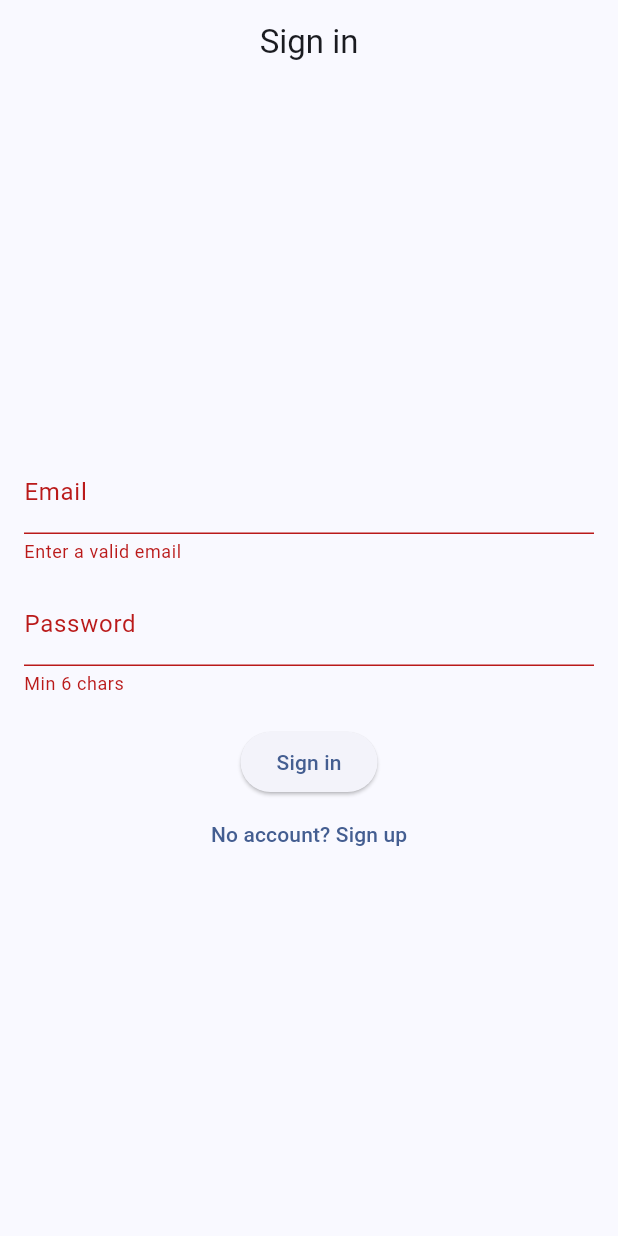
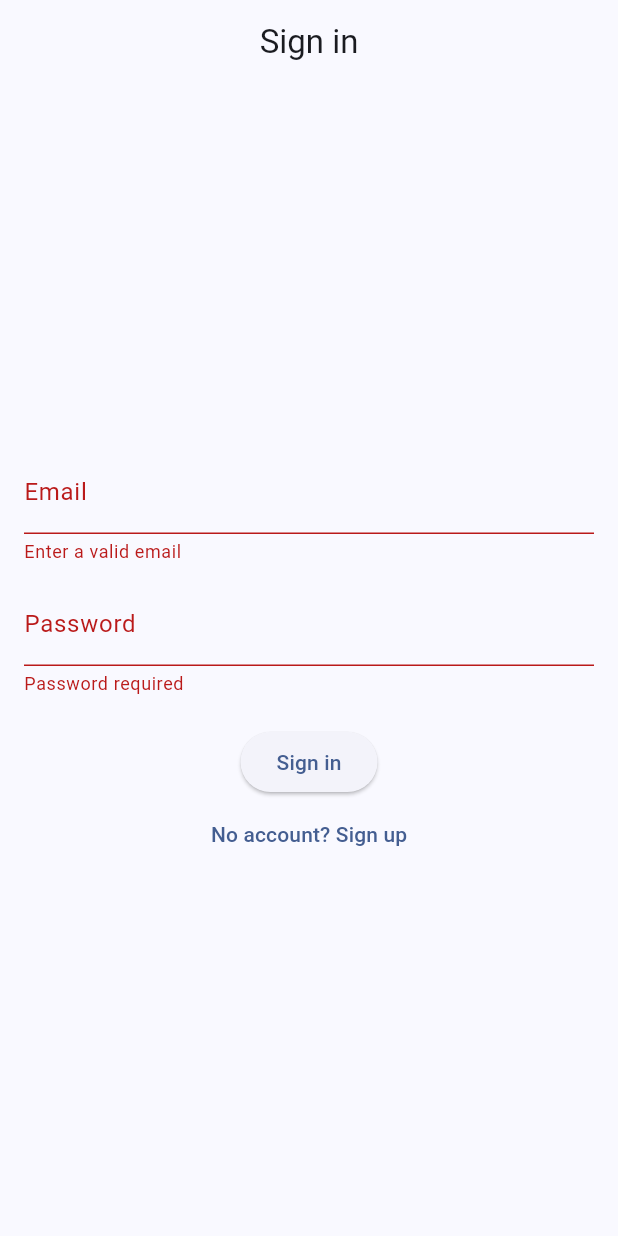
Before and after one commit to Baniy/expense-tracker, a Flutter app: the screen it shows after launch, after a tap on "Sign in", on a phone screen of 412 x 824 dp. Run offline on Flutter 3.47's test engine with Material 3 defaults, Android fonts, the phone set to English and light mode, and no system bars; our stand-ins replace cloud_firestore, connectivity_plus, firebase_auth, firebase_core, fl_chart, flutter_riverpod and 1 more; accounts and stored records are empty.

Commit message:
fix: address critical and high security vulnerabilities from audit
- firestore.rules: add per-collection rules with field-level validation
  (type enum, amount bounds, currency whitelist, note length, required fields)
- login_screen: replace raw Firebase error messages with a generic string to
  prevent email enumeration; strengthen password validator (min 8 chars,
  uppercase and digit required on sign-up)
- export_service: verify caller uid matches authenticated user before
  fetching data; write to app-private cache dir instead of documents dir;
  return File instead of path string to prevent path leakage
- firestore_service: add _assertAuthorized() uid check on all write methods;
  whitelist allowed Firestore collections in generic setDocument/updateDocument/
  deleteDocument used by SyncService
- sync_service: mirror collection whitelist in enqueue* methods so bad ops are
  rejected before queuing; strip exception details from debug log lines
- add_transaction_screen: use selected _currency instead of hardcoded 'BDT';
  validate amount is positive and within bounds; add maxLength 500 on note field

https://claude.ai/code/session_01CFm4Ws72zrpUrNV2LtqifB

```diff
--- a/lib/src/screens/auth/login_screen.dart
+++ b/lib/src/screens/auth/login_screen.dart
@@ -26,8 +26,12 @@ class _LoginScreenState extends ConsumerState<LoginScreen> {
       } else {
         await auth.signIn(_emailController.text.trim(), _passwordController.text.trim());
       }
-    } catch (e) {
-      ScaffoldMessenger.of(context).showSnackBar(SnackBar(content: Text(e.toString())));
+    } catch (_) {
+      if (mounted) {
+        ScaffoldMessenger.of(context).showSnackBar(
+          const SnackBar(content: Text('Sign in failed. Please check your credentials and try again.')),
+        );
+      }
     } finally {
       if (mounted) setState(() => _isLoading = false);
     }
@@ -55,7 +59,13 @@ class _LoginScreenState extends ConsumerState<LoginScreen> {
                 controller: _passwordController,
                 decoration: const InputDecoration(labelText: 'Password'),
                 obscureText: true,
-                validator: (v) => (v == null || v.length < 6) ? 'Min 6 chars' : null,
+                validator: (v) {
+                  if (v == null || v.isEmpty) return 'Password required';
+                  if (v.length < 8) return 'Minimum 8 characters';
+                  if (_isSignUp && !v.contains(RegExp(r'[A-Z]'))) return 'Include at least one uppercase letter';
+                  if (_isSignUp && !v.contains(RegExp(r'[0-9]'))) return 'Include at least one number';
+                  return null;
+                },
               ),
               const SizedBox(height: 20),
               _isLoading
```
Also changed, not shown: lib/src/screens/add_transaction_screen.dart (+13 -3 lines), lib/src/services/export_service.dart (+30 -8 lines), lib/src/services/firestore_service.dart (+22 -0 lines), lib/src/services/sync_service.dart (+11 -7 lines), 1 other file.
